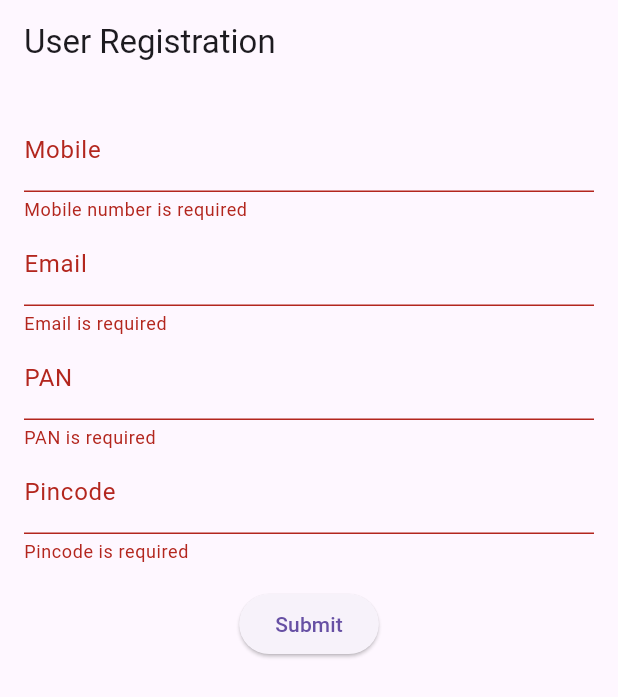
After one commit to K123Ritesh/Mask_Detection_App, a Flutter app: the RegistrationForm screen opened directly, after a tap on "Submit", on a phone screen of 412 x 824 dp. The commit adds this screen. Shown: the top 697 px of the screen. Run offline on Flutter 3.47's test engine with Material 3 defaults, Android fonts, the phone set to English and light mode, and no system bars; our stand-ins replace flutter_image_compress, image_picker, location.

Commit message:
Final Commit

```diff
--- /dev/null
+++ b/lib/Page1.dart
@@ -0,0 +1,139 @@
+import 'dart:convert';
+import 'package:flutter/material.dart';
+import 'package:http/http.dart' as http;
+import 'package:location/location.dart';
+
+class New_App extends StatelessWidget {
+  @override
+  Widget build(BuildContext context) {
+    return MaterialApp(
+      home: RegistrationForm(),
+    );
+  }
+}
+
+class RegistrationForm extends StatefulWidget {
+  @override
+  _RegistrationFormState createState() => _RegistrationFormState();
+}
+
+class _RegistrationFormState extends State<RegistrationForm> {
+  final _formKey = GlobalKey<FormState>();
+  final TextEditingController mobileController = TextEditingController();
+  final TextEditingController emailController = TextEditingController();
+  final TextEditingController panController = TextEditingController();
+  final TextEditingController pincodeController = TextEditingController();
+
+  void _submitForm() async {
+    // Get the current location
+    Location location = Location();
+    await location.requestPermission();
+    LocationData currentLocation = await location.getLocation();
+
+    // Define the data for the POST request
+    Map<String, dynamic> requestData = {
+      "mobile": mobileController.text,
+      "email": emailController.text,
+      "pan": panController.text,
+      "pincode": pincodeController.text,
+      "latitude": currentLocation.latitude.toString(),
+      "longitude": currentLocation.longitude.toString(),
+    };
+
+    // Encode the data as JSON
+    String requestBody = json.encode(requestData);
+
+    // Define the API endpoint and headers
+    final String apiEndpoint =
+        "https://api.instantpay.in/cards/prepaid/initiateUserRegistration";
+    final Map<String, String> headers = {
+      "X-Ipay-Auth-Code": "1",
+      "X-Ipay-Client-Id": "YWY3OTAzYzNlM2ExZTJlOfh549Gzt+5IEcETrD5Yx+Q=",
+      "X-Ipay-Client-Secret":
+          "679db35f926b8d0240a8c0d28729528ee8e6d5effa5fa0b20c04454004d2d825",
+      "X-Ipay-Endpoint-Ip": "125.0.0.1",
+      "X-Ipay-Request-Hash":
+          "123456789|123456789|123456789|123456789|123456789|123456789|1234",
+      "X-Ipay-Request-Timestamp": "1631081674077",
+      "X-Ipay-Hash-Check": "OFF",
+      "User-Agent": "InstantPayAPITest/1.0.0",
+      "Content-Type": "application/json",
+    };
+
+    // Send the POST request
+    final response = await http.post(Uri.parse(apiEndpoint),
+        headers: headers, body: requestBody);
+
+    // Handle the API response here (e.g., show a message to the user)
+    print("Response status: ${response.statusCode}");
+    print("Response body: ${response.body}");
+  }
+
+  @override
+  Widget build(BuildContext context) {
+    return Scaffold(
+      appBar: AppBar(
+        title: Text("User Registration"),
+      ),
+      body: Padding(
+        padding: const EdgeInsets.all(16.0),
+        child: Form(
+          key: _formKey,
+          child: Column(
+            children: [
+              TextFormField(
+                controller: mobileController,
+                decoration: InputDecoration(labelText: "Mobile"),
+                validator: (value) {
+                  if (value!.isEmpty) {
+                    return "Mobile number is required";
+                  }
+                  return null;
+                },
+              ),
+              TextFormField(
+                controller: emailController,
+                decoration: InputDecoration(labelText: "Email"),
+                validator: (value) {
+                  if (value!.isEmpty) {
+                    return "Email is required";
+                  }
+                  return null;
+                },
+              ),
+              TextFormField(
+                controller: panController,
+                decoration: InputDecoration(labelText: "PAN"),
+                validator: (value) {
+                  if (value!.isEmpty) {
+                    return "PAN is required";
+                  }
+                  return null;
+                },
+              ),
+              TextFormField(
+                controller: pincodeController,
+                decoration: InputDecoration(labelText: "Pincode"),
+                validator: (value) {
+                  if (value!.isEmpty) {
+                    return "Pincode is required";
+                  }
+                  return null;
+                },
+              ),
+              SizedBox(height: 16.0),
+              ElevatedButton(
+                onPressed: () {
+                  if (_formKey.currentState!.validate()) {
+                    _submitForm();
+                  }
+                },
+                child: Text("Submit"),
+              ),
+            ],
+          ),
+        ),
+      ),
+    );
+  }
+}
--- a/pubspec.yaml
+++ b/pubspec.yaml
@@ -36,9 +36,10 @@ dependencies:
   # Use with the CupertinoIcons class for iOS style icons.
   cupertino_icons: ^1.0.2
   image_picker: ^1.0.2
-  tflite: ^1.1.2
+  # tflite: ^1.1.2
   path_provider: ^2.0.15
   flutter_image_compress: ^2.0.4
+  location: ^5.0.3
 
 dev_dependencies:
   flutter_test:
```
Also changed, not shown: lib/Sell_Page.dart (added, +72 -0 lines), lib/main.dart (+159 -157 lines), pubspec.lock, 1 other file.
